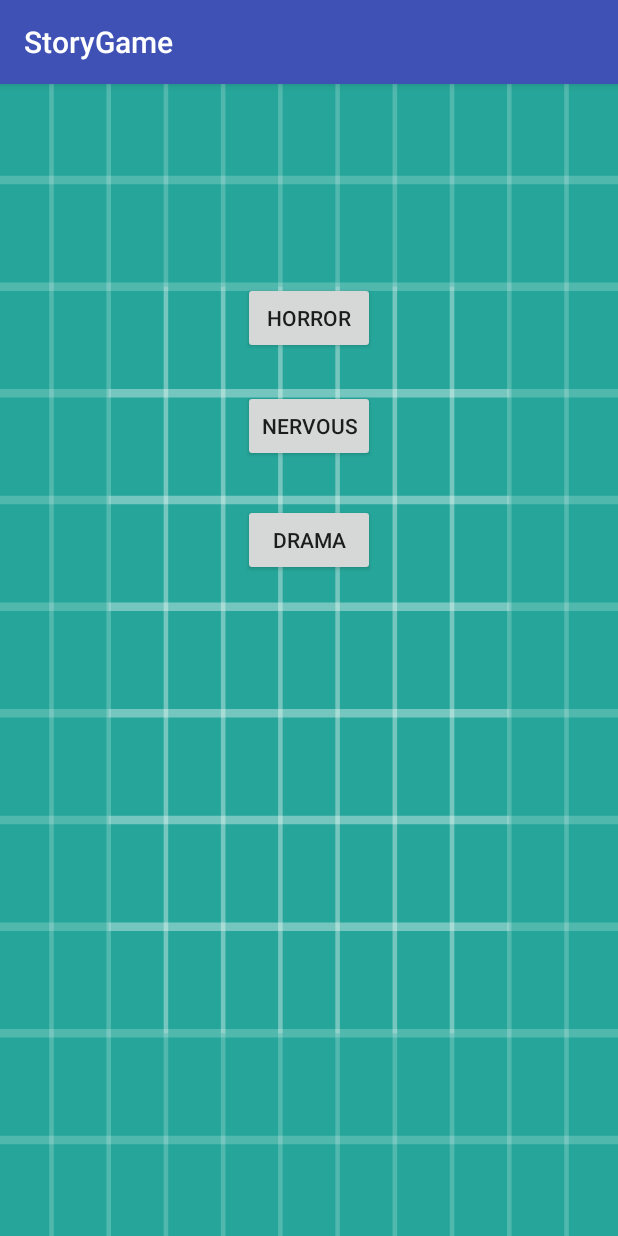
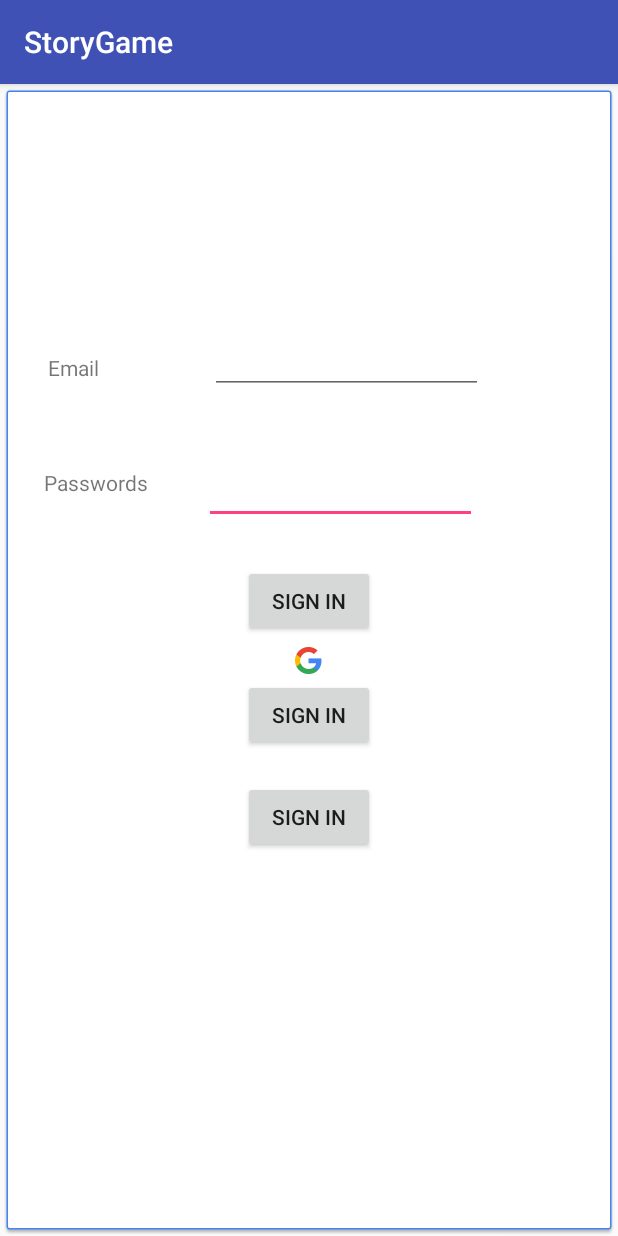
Before and after one commit to ITCGIC/storygame-symeng9, an Android app: the screen it shows after launch (MainActivity), on a phone screen of 412 x 824 dp. Run offline under Robolectric (Android 15) with nearby library versions, the phone set to English and light mode, and no system bars; 3 statements that could not run were skipped.

Commit message:
Update to login Screen

```diff
--- a/app/src/main/res/layout/activity_main.xml
+++ b/app/src/main/res/layout/activity_main.xml
@@ -4,37 +4,91 @@
     xmlns:tools="http://schemas.android.com/tools"
     android:layout_width="match_parent"
     android:layout_height="match_parent"
-    android:background="@drawable/ic_launcher_background"
+    android:background="@drawable/common_google_signin_btn_icon_dark"
     tools:context=".MainActivity">
 
     <Button
-        android:id="@+id/bHorror"
+        android:id="@+id/bNervous"
         android:layout_width="wrap_content"
         android:layout_height="wrap_content"
-        android:layout_marginTop="132dp"
-        android:text="Horror"
+        android:layout_marginTop="312dp"
+        android:text="Sign In"
         app:layout_constraintEnd_toEndOf="parent"
         app:layout_constraintStart_toStartOf="parent"
         app:layout_constraintTop_toTopOf="parent" />
 
     <Button
-        android:id="@+id/bDrama"
+        android:id="@+id/bNervous2"
         android:layout_width="wrap_content"
         android:layout_height="wrap_content"
-        android:layout_marginTop="280dp"
-        android:text="Drama"
+        android:layout_marginTop="388dp"
+        android:text="Sign In"
         app:layout_constraintEnd_toEndOf="parent"
         app:layout_constraintStart_toStartOf="parent"
-        app:layout_constraintTop_toTopOf="parent" />
+        app:layout_constraintTop_toTopOf="parent"
+        tools:text="Forggot" />
 
     <Button
-        android:id="@+id/bNervous"
+        android:id="@+id/bNervous3"
         android:layout_width="wrap_content"
         android:layout_height="wrap_content"
-        android:layout_marginTop="204dp"
-        android:text="Nervous"
+        android:layout_marginTop="456dp"
+        android:text="Sign In"
         app:layout_constraintEnd_toEndOf="parent"
         app:layout_constraintStart_toStartOf="parent"
-        app:layout_constraintTop_toTopOf="parent" />
+        app:layout_constraintTop_toTopOf="parent"
+        tools:text="Sign Up" />
+
+    <TextView
+        android:id="@+id/textView2"
+        android:layout_width="wrap_content"
+        android:layout_height="wrap_content"
+        android:text=" Passwords"
+        app:layout_constraintBottom_toTopOf="@+id/bNervous"
+        app:layout_constraintEnd_toEndOf="parent"
+        app:layout_constraintHorizontal_bias="0.054"
+        app:layout_constraintStart_toStartOf="parent"
+        app:layout_constraintTop_toTopOf="parent"
+        app:layout_constraintVertical_bias="0.846"
+        tools:textSize="18sp" />
+
+    <TextView
+        android:id="@+id/textView3"
+        android:layout_width="56dp"
+        android:layout_height="38dp"
+        android:text="Email"
+        app:layout_constraintBottom_toTopOf="@+id/bNervous"
+        app:layout_constraintEnd_toEndOf="parent"
+        app:layout_constraintHorizontal_bias="0.07"
+        app:layout_constraintStart_toStartOf="parent"
+        app:layout_constraintTop_toTopOf="parent"
+        app:layout_constraintVertical_bias="0.624"
+        tools:textSize="18sp" />
+
+    <EditText
+        android:id="@+id/editText3"
+        android:layout_width="182dp"
+        android:layout_height="41dp"
+        android:ems="10"
+        android:inputType="textEmailAddress"
+        app:layout_constraintBottom_toTopOf="@+id/bNervous"
+        app:layout_constraintEnd_toEndOf="parent"
+        app:layout_constraintHorizontal_bias="0.362"
+        app:layout_constraintStart_toEndOf="@+id/textView3"
+        app:layout_constraintTop_toTopOf="parent"
+        app:layout_constraintVertical_bias="0.899" />
+
+    <EditText
+        android:id="@+id/editText4"
+        android:layout_width="182dp"
+        android:layout_height="41dp"
+        android:ems="10"
+        android:inputType="textEmailAddress"
+        app:layout_constraintBottom_toTopOf="@+id/bNervous"
+        app:layout_constraintEnd_toEndOf="parent"
+        app:layout_constraintHorizontal_bias="0.39"
+        app:layout_constraintStart_toEndOf="@+id/textView3"
+        app:layout_constraintTop_toTopOf="parent"
+        app:layout_constraintVertical_bias="0.58" />
 
 </android.support.constraint.ConstraintLayout>
```
Also changed, not shown: 2 other files.
